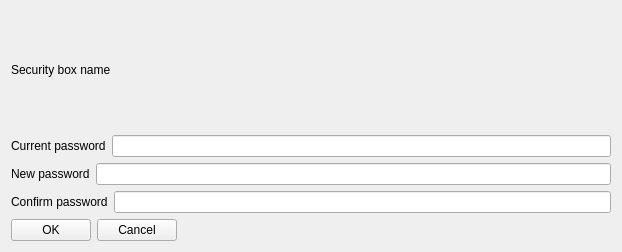
First picture: the form in src/ui/box/modify-password.ui, repository openeuler-mirror/ks-ssr, before the edit.
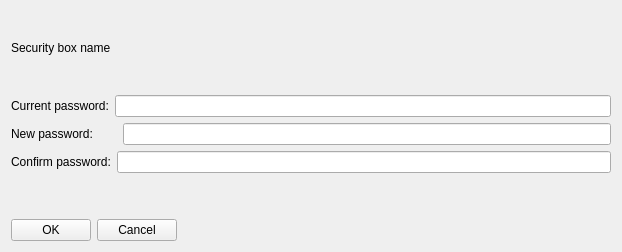
Second picture: the form after the edit. Icons and pictures are not drawn.

Diff of the .ui file:
```diff
--- a/src/ui/box/modify-password.ui
+++ b/src/ui/box/modify-password.ui
@@ -16,6 +16,9 @@
   <layout class="QVBoxLayout" name="verticalLayout">
    <item>
     <layout class="QHBoxLayout" name="horizontalLayout">
+     <property name="bottomMargin">
+      <number>4</number>
+     </property>
      <item>
       <widget class="QLabel" name="m_boxName">
        <property name="text">
@@ -43,7 +46,7 @@
      <item>
       <widget class="QLabel" name="label_2">
        <property name="text">
-        <string>Current password</string>
+        <string>Current password:</string>
        </property>
       </widget>
      </item>
@@ -57,7 +60,7 @@
      <item>
       <widget class="QLabel" name="label_3">
        <property name="text">
-        <string>New password</string>
+        <string>New password:       </string>
        </property>
       </widget>
      </item>
@@ -71,7 +74,7 @@
      <item>
       <widget class="QLabel" name="label_4">
        <property name="text">
-        <string>Confirm password</string>
+        <string>Confirm password:</string>
        </property>
       </widget>
      </item>
@@ -80,6 +83,22 @@
      </item>
     </layout>
    </item>
+   <item>
+    <spacer name="verticalSpacer">
+     <property name="orientation">
+      <enum>Qt::Vertical</enum>
+     </property>
+     <property name="sizeType">
+      <enum>QSizePolicy::Minimum</enum>
+     </property>
+     <property name="sizeHint" stdset="0">
+      <size>
+       <width>20</width>
+       <height>40</height>
+      </size>
+     </property>
+    </spacer>
+   </item>
    <item>
     <layout class="QHBoxLayout" name="horizontalLayout_5">
      <item>
```
Left out of the diff: 8 changed lines with no effect on the pictures.
